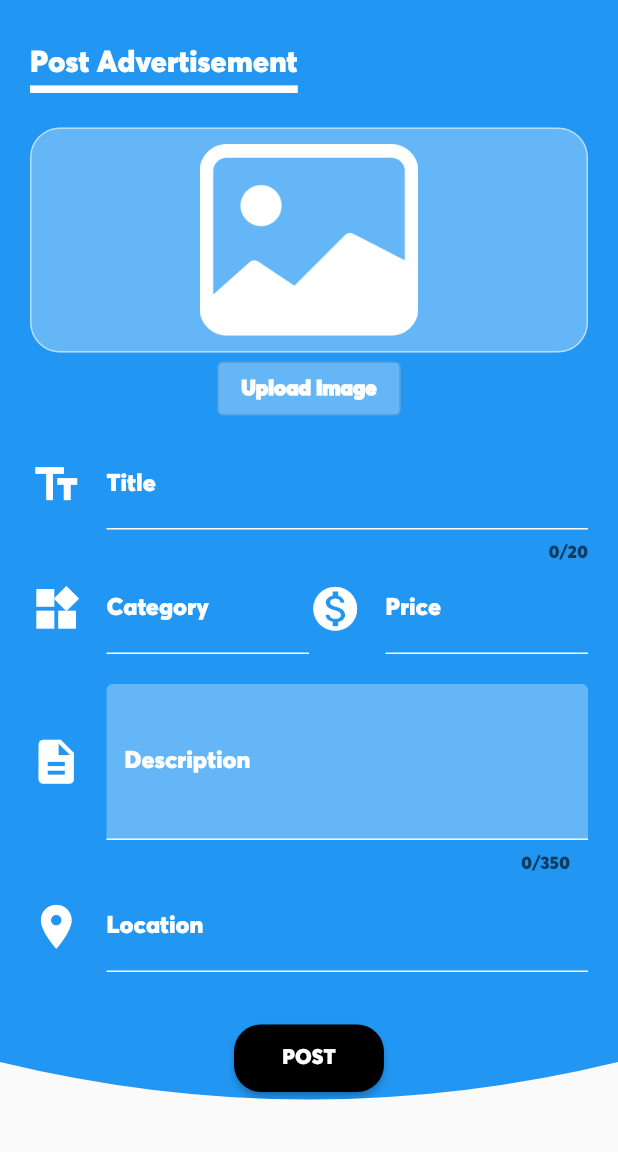
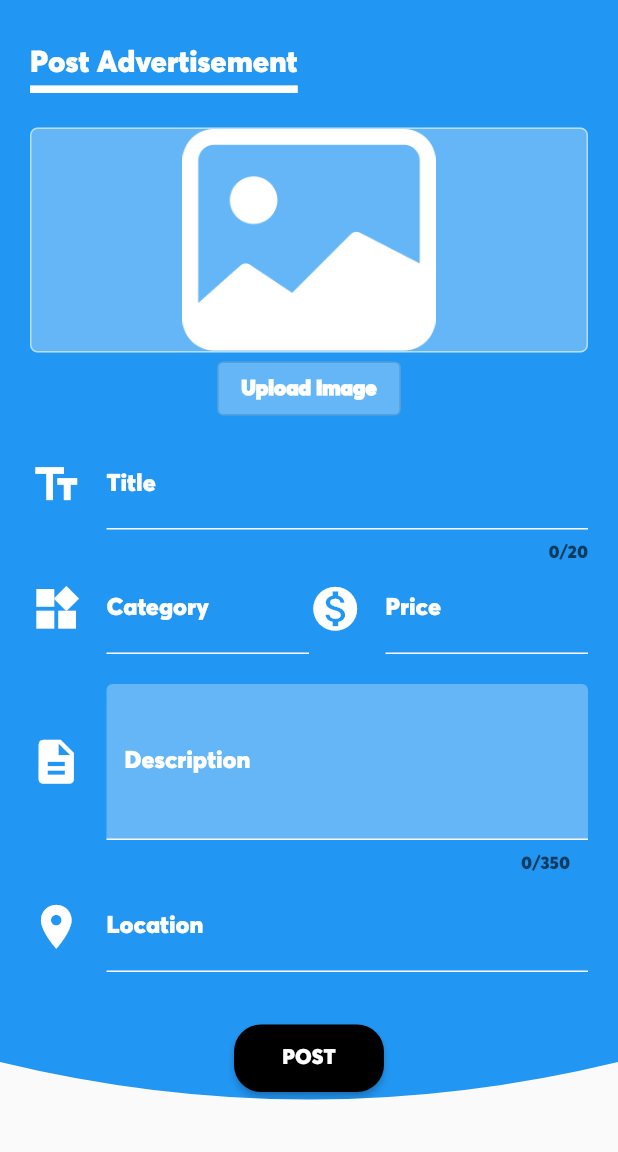
Before and after one commit to Sandun01/Riyapola_App, a Flutter app: the PostAdvertisement screen opened by its route, after a tap on "Upload Image", on a phone screen of 412 x 824 dp, the part 84-1236 px from its top. Run offline on Flutter 3.47's test engine with Material 2 defaults, Android fonts, the phone set to English and light mode, and no system bars; our stand-ins replace cloud_firestore, firebase_auth, firebase_core, firebase_storage, flutter_rating_bar, image_picker; accounts and stored records are empty; statements that could not run were skipped; project files that could hold a hidden picture were left out.

Commit message:
addede post ad

```diff
--- a/lib/main.dart
+++ b/lib/main.dart
@@ -35,10 +35,10 @@ void main() {
       debugShowCheckedModeBanner: false,
 
       //-----main
-      // home: SplashScreen(),
+      home: SplashScreen(),
 
       //-----testing
-      home: PostAdvertisement(),
+      // home: PostAdvertisement(),
       // home: MyAdvertisements(),
       // home: my_notications(),
       // home: SellerProfile(),
--- a/lib/screens/post_advertisement.dart
+++ b/lib/screens/post_advertisement.dart
@@ -1,9 +1,11 @@
 import 'dart:async';
 import 'dart:convert';
+import 'dart:io';
 import 'package:flutter/material.dart';
 import '../widgets/buttons/image_input.dart';
 import '../models/advertisement.dart';
 import 'package:http/http.dart' as http;
+import 'package:firebase_storage/firebase_storage.dart';
 
 class PostAdvertisement extends StatefulWidget {
   const PostAdvertisement({Key? key}) : super(key: key);
@@ -14,6 +16,8 @@ class PostAdvertisement extends StatefulWidget {
 
 class _PostAdvertisementState extends State<PostAdvertisement> {
   final GlobalKey<FormState> _formKey = GlobalKey<FormState>();
+
+  late File? _userImafeFile = null;
 
   var _postAdData = Advertisement(
     id: '',
@@ -26,12 +30,31 @@ class _PostAdvertisementState extends State<PostAdvertisement> {
     user: '',
   );
 
+  void _pickedImage(File image) {
+    _userImafeFile = image;
+  }
+
   void _saveFormData() {
     final isValid = _formKey.currentState!.validate();
 
     if (!isValid) {
       return;
     }
+
+    // if (_userImafeFile == null) {
+    //   final snackBar = SnackBar(
+    //     content: const Text('Please pick an image.'),
+    //     backgroundColor: Theme.of(context).errorColor,
+    //     action: SnackBarAction(
+    //       label: '',
+    //       onPressed: () {
+    //         // Some code to undo the change.
+    //       },
+    //     ),
+    //   );
+    //   ScaffoldMessenger.of(context).showSnackBar(snackBar);
+    //   return;
+    // }
 
     _formKey.currentState!.save();
 
@@ -42,7 +65,18 @@ class _PostAdvertisementState extends State<PostAdvertisement> {
     // print(_postAdData.location);
     // print(_postAdData.imageUrl);
 
+    //upload image
+    // _upload_image_firebase();
+
+    //upload data
     handle_submit_data(_postAdData);
+  }
+
+  //upload image to firebase
+  void _upload_image_firebase() {
+    final ref = FirebaseStorage.instance.ref().child('advertisement_images');
+
+    ref.putFile(_userImafeFile!);
   }
 
   //add data to database
@@ -142,11 +176,11 @@ class _PostAdvertisementState extends State<PostAdvertisement> {
                           crossAxisAlignment: CrossAxisAlignment.start,
                           children: <Widget>[
                             //image
-                            const Padding(
+                            Padding(
                               padding: EdgeInsets.only(
                                 top: 20,
                               ),
-                              child: ImageInput(),
+                              child: ImageInput(_pickedImage),
                             ),
 
                             //title
--- a/lib/widgets/buttons/image_input.dart
+++ b/lib/widgets/buttons/image_input.dart
@@ -3,7 +3,9 @@ import 'dart:io';
 import 'package:image_picker/image_picker.dart';
 
 class ImageInput extends StatefulWidget {
-  const ImageInput({Key? key}) : super(key: key);
+  const ImageInput(this.imagePickFn);
+
+  final Function(File pickedImage) imagePickFn;
 
   @override
   _ImageInputState createState() => _ImageInputState();
@@ -12,10 +14,18 @@ class ImageInput extends StatefulWidget {
 class _ImageInputState extends State<ImageInput> {
   late File? _storedImage = null;
 
-  Future<void> _takePicture() async {
+  Future<void> _pickImage() async {
     final imageFile = await ImagePicker.platform.pickImage(
       source: ImageSource.gallery,
-      maxWidth: 600, //crop image and save size
+      // maxWidth: 600, //crop image and save size
+    );
+
+    setState(() {
+      _storedImage = File(imageFile!.path);
+    });
+
+    widget.imagePickFn(
+      File(imageFile!.path),
     );
   }
 
@@ -27,8 +37,8 @@ class _ImageInputState extends State<ImageInput> {
           width: double.infinity,
           height: 150,
           padding: const EdgeInsets.only(
-            top: 10,
-            bottom: 10,
+            top: 0,
+            bottom: 0,
           ),
           decoration: BoxDecoration(
             color: Colors.white30,
@@ -38,7 +48,7 @@ class _ImageInputState extends State<ImageInput> {
             ),
             borderRadius: const BorderRadius.all(
               Radius.circular(
-                20.0,
+                5.0,
               ),
             ),
           ),
@@ -72,7 +82,7 @@ class _ImageInputState extends State<ImageInput> {
                 (states) => Colors.white30,
               ),
             ),
-            onPressed: _takePicture,
+            onPressed: _pickImage,
             // ),
           ),
           alignment: Alignment.center,
--- a/pubspec.yaml
+++ b/pubspec.yaml
@@ -35,6 +35,8 @@ dependencies:
   firebase_auth: ^3.1.1
   provider: ^6.0.1
   http: ^0.13.3
+  firebase_storage: ^10.0.3
+  firebase_core: ^1.6.0
 
   # The following adds the Cupertino Icons font to your application.
   # Use with the CupertinoIcons class for iOS style icons.
```
Also changed, not shown: pubspec.lock.
